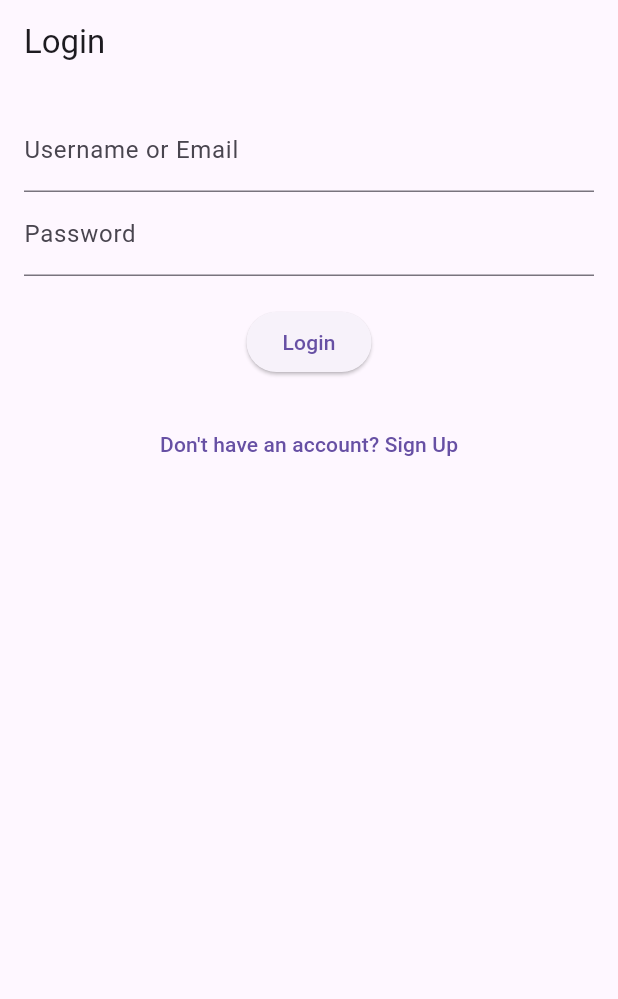
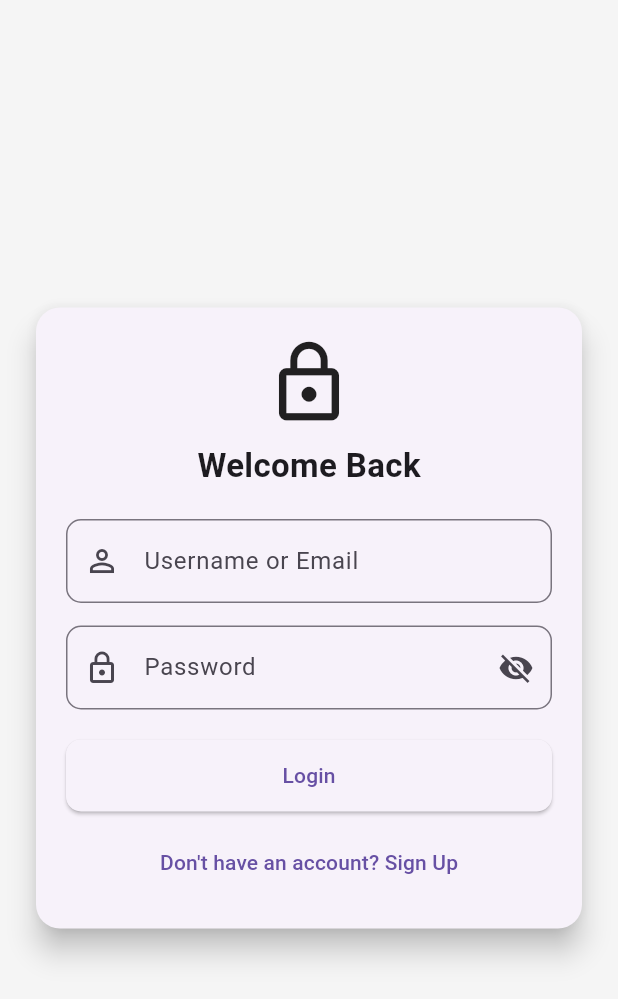
Before and after one commit to shivapraneeth14/Safety-Frontend, a Flutter app: the screen it shows after launch, on a phone screen of 412 x 824 dp. Shown: the top 999 px of the screen. Run offline on Flutter 3.47's test engine with Material 3 defaults, Android fonts, the phone set to English and light mode, and no system bars; our stand-ins replace connectivity_plus, flutter_compass, flutter_map, geolocator, latlong2, sensors_plus and 1 more.

Commit message:
Enhance login page with password toggle and UI updates
Added password visibility toggle and improved UI layout.

```diff
--- a/frontend/lib/Pages/login_page.dart
+++ b/frontend/lib/Pages/login_page.dart
@@ -14,6 +14,7 @@
   final _formKey = GlobalKey<FormState>();
   String loginname = '', password = '';
   bool loading = false;
+  bool obscurePassword = true; // 👈 for eye toggle
 
   Future<void> loginUser() async {
     setState(() => loading = true);
@@ -30,45 +31,101 @@
     await prefs.setString("accessToken", data['accessToken']);
     await prefs.setString("refreshToken", data['refreshToken']);
 
-    print("Saved AccessToken: ${prefs.getString("accessToken")}");
-
     if (response.statusCode == 200) {
       Navigator.pushReplacementNamed(context, '/home');
     } else {
-      ScaffoldMessenger.of(
-        context,
-      ).showSnackBar(SnackBar(content: Text(data['message'] ?? 'Error')));
+      ScaffoldMessenger.of(context).showSnackBar(
+        SnackBar(content: Text(data['message'] ?? 'Error')),
+      );
     }
   }
 
   @override
   Widget build(BuildContext context) {
     return Scaffold(
-      appBar: AppBar(title: Text("Login")),
-      body: Padding(
-        padding: EdgeInsets.all(16),
-        child: Column(
-          children: [
-            Form(
+      backgroundColor: Colors.grey[100],
+      body: Center(
+        child: SingleChildScrollView(
+          child: Padding(
+            padding: const EdgeInsets.all(20),
+            child: Card(
+              elevation: 8,
+              shape: RoundedRectangleBorder(
+                borderRadius: BorderRadius.circular(16),
+              ),
+              child: Padding(
+                padding: const EdgeInsets.all(20),
+                child: Form(
                   key: _formKey,
                   child: Column(
+                    mainAxisSize: MainAxisSize.min,
                     children: [
+                      Icon(Icons.lock_outline, size: 60),
+                      SizedBox(height: 10),
+                      Text(
+                        "Welcome Back",
+                        style: TextStyle(
+                          fontSize: 22,
+                          fontWeight: FontWeight.bold,
+                        ),
+                      ),
+                      SizedBox(height: 20),
+
+                      // Username
                       TextFormField(
-                    decoration: InputDecoration(labelText: "Username or Email"),
+                        decoration: InputDecoration(
+                          labelText: "Username or Email",
+                          prefixIcon: Icon(Icons.person_outline),
+                          border: OutlineInputBorder(
+                            borderRadius: BorderRadius.circular(10),
+                          ),
+                        ),
                         onChanged: (val) => loginname = val,
                         validator: (val) =>
                             val!.isEmpty ? "Enter username/email" : null,
                       ),
+
+                      SizedBox(height: 15),
+
+                      // Password with eye toggle
                       TextFormField(
-                    decoration: InputDecoration(labelText: "Password"),
-                    obscureText: true,
+                        obscureText: obscurePassword,
+                        decoration: InputDecoration(
+                          labelText: "Password",
+                          prefixIcon: Icon(Icons.lock_outline),
+                          border: OutlineInputBorder(
+                            borderRadius: BorderRadius.circular(10),
+                          ),
+                          suffixIcon: IconButton(
+                            icon: Icon(obscurePassword
+                                ? Icons.visibility_off
+                                : Icons.visibility),
+                            onPressed: () {
+                              setState(() {
+                                obscurePassword = !obscurePassword;
+                              });
+                            },
+                          ),
+                        ),
                         onChanged: (val) => password = val,
-                    validator: (val) => val!.isEmpty ? "Enter password" : null,
+                        validator: (val) =>
+                            val!.isEmpty ? "Enter password" : null,
                       ),
+
                       SizedBox(height: 20),
+
+                      // Login Button
                       loading
                           ? CircularProgressIndicator()
-                      : ElevatedButton(
+                          : SizedBox(
+                              width: double.infinity,
+                              child: ElevatedButton(
+                                style: ElevatedButton.styleFrom(
+                                  padding: EdgeInsets.symmetric(vertical: 14),
+                                  shape: RoundedRectangleBorder(
+                                    borderRadius: BorderRadius.circular(10),
+                                  ),
+                                ),
                                 onPressed: () {
                                   if (_formKey.currentState!.validate()) {
                                     loginUser();
@@ -76,10 +133,10 @@
                                 },
                                 child: Text("Login"),
                               ),
-                ],
                             ),
-            ),
-            SizedBox(height: 20),
+
+                      SizedBox(height: 10),
+
                       TextButton(
                         onPressed: () {
                           Navigator.pushReplacementNamed(context, '/signup');
@@ -89,6 +146,11 @@
                     ],
                   ),
                 ),
+              ),
+            ),
+          ),
+        ),
+      ),
     );
   }
 }
```
Lines whose indentation alone changed are shown as unchanged.
